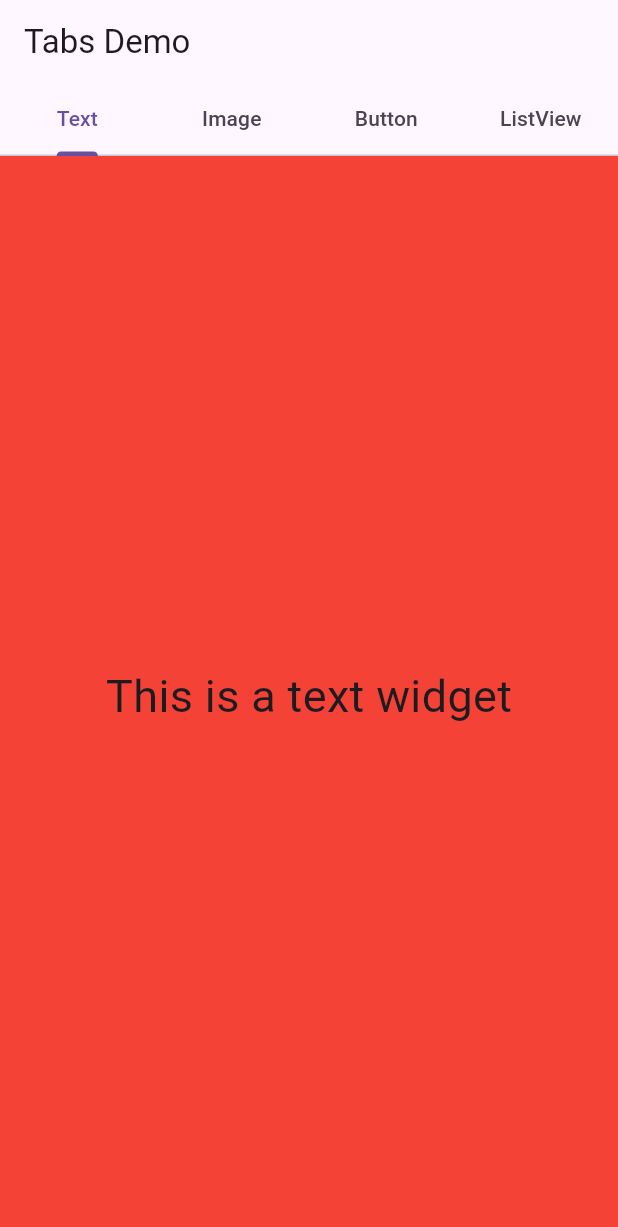
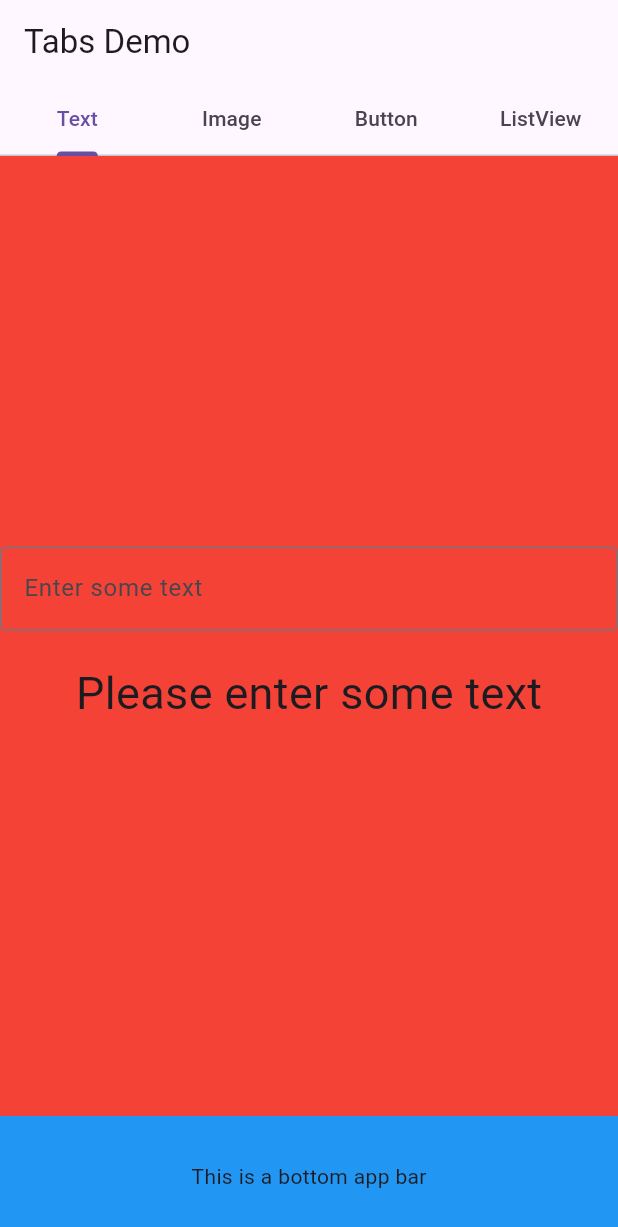
Before and after one commit to Ruhisawant/Basic-Tabs-App, a Flutter app: the screen it shows after launch, on a phone screen of 412 x 824 dp. Shown: the top 1227 px of the screen. Run offline on Flutter 3.47's test engine with Material 3 defaults, Android fonts, the phone set to English and light mode, and no system bars.

Commit message:
Added additional features

```diff
--- a/lib/main.dart
+++ b/lib/main.dart
@@ -27,8 +27,8 @@ class _TabsNonScrollableDemo extends StatefulWidget {
 class __TabsNonScrollableDemoState extends State<_TabsNonScrollableDemo>
     with SingleTickerProviderStateMixin, RestorationMixin {
   late TabController _tabController;
-
   final RestorableInt tabIndex = RestorableInt(0);
+  final TextEditingController _textController = TextEditingController();
 
   @override
   String get restorationId => 'tab_non_scrollable_demo';
@@ -58,6 +58,7 @@ class __TabsNonScrollableDemoState extends State<_TabsNonScrollableDemo>
   void dispose() {
     _tabController.dispose();
     tabIndex.dispose();
+    _textController.dispose();
     super.dispose();
   }
 
@@ -75,51 +76,94 @@ class __TabsNonScrollableDemoState extends State<_TabsNonScrollableDemo>
           tabs: [for (final tab in tabs) Tab(text: tab)],
         ),
       ),
-
       body: TabBarView(
         controller: _tabController,
         children: [
-          //tab 1: text
+          // Tab 1: Text with Text Field
           Container(
             color: Colors.red,
-            child: const Center(
-              child: Text(
-                'This is a text widget',
-                style: TextStyle(fontSize: 30),
+            child: Center(
+              child: Column(
+                mainAxisAlignment: MainAxisAlignment.center,
+                children: [
+                  TextField(
+                    controller: _textController,
+                    onSubmitted: (value) => setState(() {}),
+                    decoration: const InputDecoration(
+                      hintText: 'Enter some text',
+                      border: OutlineInputBorder(),
+                    ),
+                  ),
+                  const SizedBox(height: 20),
+                  Text(
+                    _textController.text.isEmpty
+                        ? 'Please enter some text'
+                        : _textController.text,
+                    style: const TextStyle(fontSize: 30),
+                  ),
+                ],
               ),
             ),
           ),
 
-          //tab 2: image
+          // Tab 2: Image with Card Widget
           Container(
             color: Colors.green,
             child: Center(
-              child: Image.network(
-                'https://example.com/',
-                width: 150,
-                height: 150,
-              )
+              child: Card(
+                elevation: 5,
+                shape: RoundedRectangleBorder(
+                  borderRadius: BorderRadius.circular(10),
+                ),
+                color: Colors.white,
+                child: Column(
+                  mainAxisSize: MainAxisSize.min,
+                  children: [
+                    Image.asset(
+                      'assets/images/flower.jpg',
+                      height: 250,
+                      width: 250
+                    ),
+                    const Padding(
+                      padding: EdgeInsets.all(8.0),
+                      child: Text('Flower Card Widget'),
+                    ),
+                  ],
+                ),
+              ),
             ),
           ),
 
-          //tab 3: button
+          // Tab 3: Button with Alert Dialog
           Container(
             color: Colors.blue,
             child: Center(
               child: ElevatedButton(
                 onPressed: () {
-                  ScaffoldMessenger.of(context).showSnackBar(
-                    SnackBar(
-                      content: Text('Button pressed in ${tabs[2]} tab!'),
-                    ),
+                  showDialog(
+                    context: context,
+                    builder: (BuildContext context) {
+                      return AlertDialog(
+                        title: const Text("Alert"),
+                        content: const Text("This is an alert dialog."),
+                        actions: <Widget>[
+                          TextButton(
+                            onPressed: () {
+                              Navigator.of(context).pop();
+                            },
+                            child: const Text("OK"),
+                          ),
+                        ],
+                      );
+                    },
                   );
                 },
-                child: const Text('Click me'),
+                child: const Text('Show Alert'),
               ),
             ),
           ),
 
-          //tab 4: list
+          // Tab 4: ListView
           Container(
             color: Colors.yellow,
             child: ListView(
@@ -133,6 +177,15 @@ class __TabsNonScrollableDemoState extends State<_TabsNonScrollableDemo>
           ),
         ],
       ),
+      bottomNavigationBar: const BottomAppBar(
+        color: Colors.blue,
+        child: Row(
+          mainAxisAlignment: MainAxisAlignment.center,
+          children: [
+            Text('This is a bottom app bar'),
+          ],
+        ),
+      ),
     );
   }
 }
--- a/pubspec.yaml
+++ b/pubspec.yaml
@@ -62,6 +62,9 @@ flutter:
   # assets:
   #   - images/a_dot_burr.jpeg
   #   - images/a_dot_ham.jpeg
+  assets:
+    - assets/images/flower.jpg
+
 
   # An image asset can refer to one or more resolution-specific "variants", see
   # https://flutter.dev/to/resolution-aware-images
```
Also changed, not shown: assets/images/flower.jpg (added).
